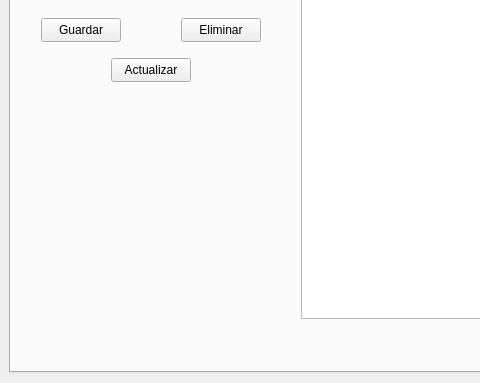
Before: the Qt Designer form mainwindow.ui in FacundoTecnica1/AutoGest, drawn with Qt 5; both pictures show x 0 to 480 and y 217 to 600 of the 800 by 600 pixel window.
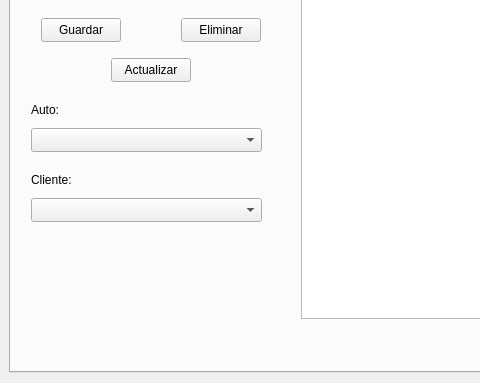
After: the same form once the commit is applied. The open tabs and pages were chosen to show the change.

```diff
--- a/mainwindow.ui
+++ b/mainwindow.ui
@@ -1210,6 +1210,52 @@
            <string>Costo:</string>
           </property>
          </widget>
+         <widget class="QLabel" name="lblAutoIncidente">
+          <property name="geometry">
+           <rect>
+            <x>20</x>
+            <y>280</y>
+            <width>101</width>
+            <height>24</height>
+           </rect>
+          </property>
+          <property name="text">
+           <string>Auto:</string>
+          </property>
+         </widget>
+         <widget class="QComboBox" name="cmbAutoIncidente">
+          <property name="geometry">
+           <rect>
+            <x>20</x>
+            <y>310</y>
+            <width>231</width>
+            <height>24</height>
+           </rect>
+          </property>
+         </widget>
+         <widget class="QLabel" name="lblClienteIncidente">
+          <property name="geometry">
+           <rect>
+            <x>20</x>
+            <y>350</y>
+            <width>101</width>
+            <height>24</height>
+           </rect>
+          </property>
+          <property name="text">
+           <string>Cliente:</string>
+          </property>
+         </widget>
+         <widget class="QComboBox" name="cmbClienteIncidente">
+          <property name="geometry">
+           <rect>
+            <x>20</x>
+            <y>380</y>
+            <width>231</width>
+            <height>24</height>
+           </rect>
+          </property>
+         </widget>
         </widget>
         <widget class="QWidget" name="Mantenimientos">
          <attribute name="title">
```
